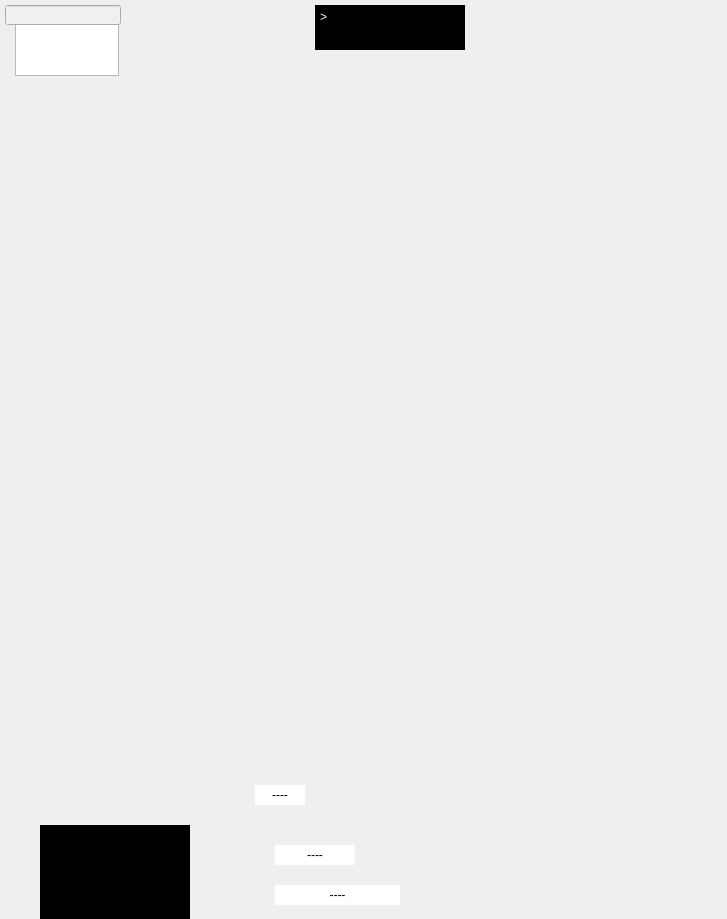
First picture: the form in src/gui/ui/iterpreter and others.ui, repository jsanchez679/morphoHeart_rev, before the edit.
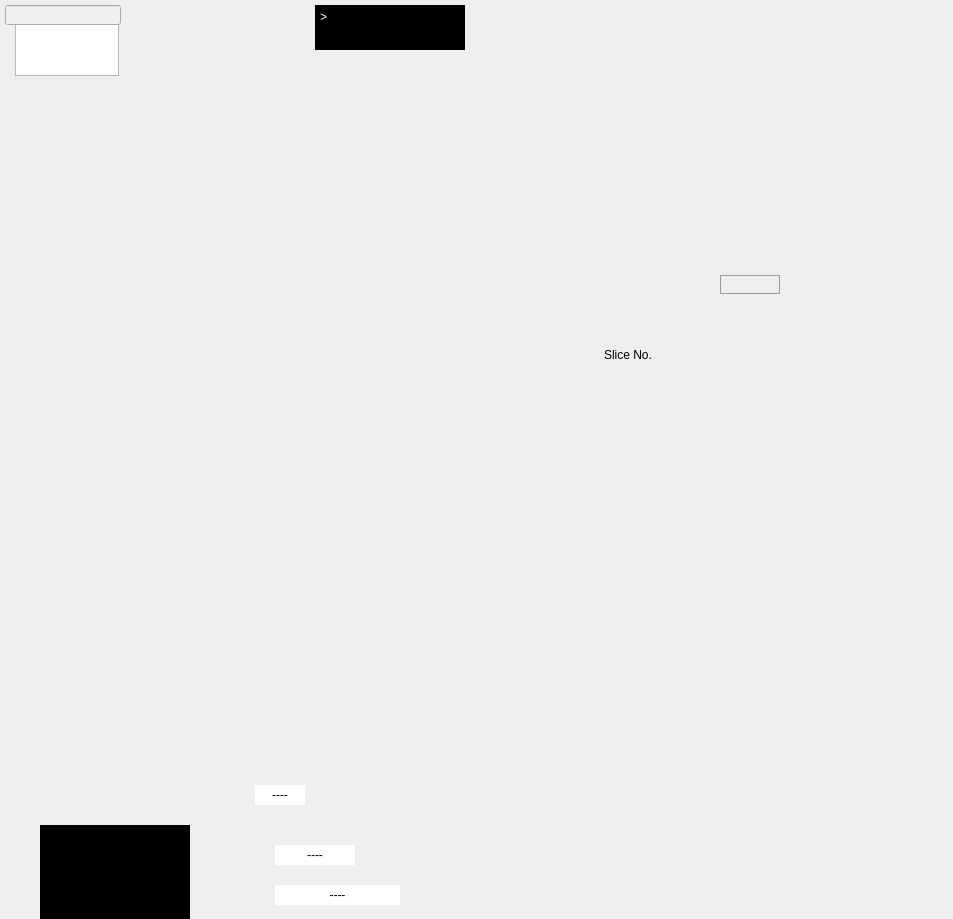
Second picture: the form after the edit.

Commit message: Started coding select contours. First slc selected and cont plotted

```diff
--- a/src/gui/ui/iterpreter and others.ui
+++ b/src/gui/ui/iterpreter and others.ui
@@ -6,7 +6,7 @@
    <rect>
     <x>0</x>
     <y>0</y>
-    <width>727</width>
+    <width>953</width>
     <height>919</height>
    </rect>
   </property>
@@ -307,6 +307,97 @@
     <set>Qt::AlignCenter</set>
    </property>
   </widget>
+  <widget class="QWidget" name="gridLayoutWidget_3">
+   <property name="geometry">
+    <rect>
+     <x>455</x>
+     <y>125</y>
+     <width>358</width>
+     <height>45</height>
+    </rect>
+   </property>
+   <layout class="QGridLayout" name="gridLayout_3"/>
+  </widget>
+  <widget class="QWidget" name="horizontalLayoutWidget">
+   <property name="geometry">
+    <rect>
+     <x>450</x>
+     <y>325</y>
+     <width>356</width>
+     <height>61</height>
+    </rect>
+   </property>
+   <layout class="QHBoxLayout" name="horizontalLayout">
+    <item>
+     <widget class="QLabel" name="select_slice_lab_ch1">
+      <property name="sizePolicy">
+       <sizepolicy hsizetype="Fixed" vsizetype="Preferred">
+        <horstretch>0</horstretch>
+        <verstretch>0</verstretch>
+       </sizepolicy>
+      </property>
+      <property name="minimumSize">
+       <size>
+        <width>70</width>
+        <height>20</height>
+       </size>
+      </property>
+      <property name="maximumSize">
+       <size>
+        <width>70</width>
+        <height>20</height>
+       </size>
+      </property>
+      <property name="styleSheet">
+       <string notr="true">font: 25 10pt &quot;Calibri Light&quot;;</string>
+      </property>
+      <property name="text">
+       <string>Slice No.</string>
+      </property>
+      <property name="alignment">
+       <set>Qt::AlignCenter</set>
+      </property>
+     </widget>
+    </item>
+   </layout>
+  </widget>
+  <widget class="QLineEdit" name="eg_slice_ch1">
+   <property name="geometry">
+    <rect>
+     <x>720</x>
+     <y>275</y>
+     <width>60</width>
+     <height>19</height>
+    </rect>
+   </property>
+   <property name="minimumSize">
+    <size>
+     <width>60</width>
+     <height>0</height>
+    </size>
+   </property>
+   <property name="maximumSize">
+    <size>
+     <width>60</width>
+     <height>16777215</height>
+    </size>
+   </property>
+   <property name="styleSheet">
+    <string notr="true">QLineEdit {background-color: rgba(0,0,0,0);
+border: 1px solid rgb(156, 156, 156);
+font: 25 10pt &quot;Calibri Light&quot;;
+font-family: &quot;Calibri Light&quot;;
+}
+QLineEdit:focus { border: 1px solid #eb6fbd;}
+					</string>
+   </property>
+   <property name="text">
+    <string/>
+   </property>
+   <property name="alignment">
+    <set>Qt::AlignCenter</set>
+   </property>
+  </widget>
  </widget>
  <resources/>
  <connections/>
```
The commit also changes 6 other files.
